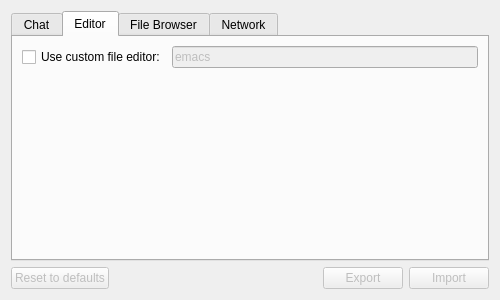
Old version of the form gui/src/SettingsDialog.ui in the repository ctaggart/octave.
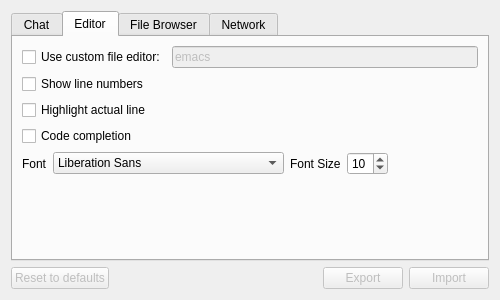
New version of the form. The open tabs and pages were chosen to show the change.

Commit message: included some editor setting into the setting dialog

The edit to the form file:
```diff
--- a/gui/src/SettingsDialog.ui
+++ b/gui/src/SettingsDialog.ui
@@ -125,28 +125,7 @@
        <string>Editor</string>
       </attribute>
       <layout class="QGridLayout" name="gridLayout">
-       <item row="0" column="0">
-        <layout class="QHBoxLayout" name="horizontalLayout_3">
-         <item>
-          <widget class="QCheckBox" name="useCustomFileEditor">
-           <property name="text">
-            <string>Use custom file editor:</string>
-           </property>
-          </widget>
-         </item>
-         <item>
-          <widget class="QLineEdit" name="customFileEditor">
-           <property name="enabled">
-            <bool>false</bool>
-           </property>
-           <property name="text">
-            <string>emacs</string>
-           </property>
-          </widget>
-         </item>
-        </layout>
-       </item>
-       <item row="1" column="0">
+       <item row="3" column="0">
         <spacer name="verticalSpacer">
          <property name="orientation">
           <enum>Qt::Vertical</enum>
@@ -159,6 +138,124 @@
          </property>
         </spacer>
        </item>
+       <item row="1" column="0">
+        <layout class="QVBoxLayout" name="verticalLayout_7">
+         <item>
+          <layout class="QHBoxLayout" name="horizontalLayout_3">
+           <item>
+            <widget class="QCheckBox" name="useCustomFileEditor">
+             <property name="enabled">
+              <bool>true</bool>
+             </property>
+             <property name="text">
+              <string>Use custom file editor:</string>
+             </property>
+            </widget>
+           </item>
+           <item>
+            <widget class="QLineEdit" name="customFileEditor">
+             <property name="enabled">
+              <bool>false</bool>
+             </property>
+             <property name="text">
+              <string>emacs</string>
+             </property>
+            </widget>
+           </item>
+          </layout>
+         </item>
+         <item>
+          <widget class="QCheckBox" name="editor_showLineNumbers">
+           <property name="enabled">
+            <bool>true</bool>
+           </property>
+           <property name="text">
+            <string>Show line numbers</string>
+           </property>
+           <property name="checked">
+            <bool>false</bool>
+           </property>
+          </widget>
+         </item>
+         <item>
+          <widget class="QCheckBox" name="editor_highlightActualLine">
+           <property name="enabled">
+            <bool>true</bool>
+           </property>
+           <property name="text">
+            <string>Highlight actual line</string>
+           </property>
+           <property name="checked">
+            <bool>false</bool>
+           </property>
+          </widget>
+         </item>
+         <item>
+          <widget class="QCheckBox" name="editor_codeCompletion">
+           <property name="enabled">
+            <bool>true</bool>
+           </property>
+           <property name="text">
+            <string>Code completion</string>
+           </property>
+           <property name="checked">
+            <bool>false</bool>
+           </property>
+          </widget>
+         </item>
+        </layout>
+       </item>
+       <item row="2" column="0">
+        <layout class="QHBoxLayout" name="horizontalLayout_4">
+         <item>
+          <widget class="QLabel" name="label_8">
+           <property name="text">
+            <string>Font</string>
+           </property>
+          </widget>
+         </item>
+         <item>
+          <widget class="QFontComboBox" name="editor_fontName">
+           <property name="editable">
+            <bool>false</bool>
+           </property>
+          </widget>
+         </item>
+         <item>
+          <widget class="QLabel" name="label_9">
+           <property name="text">
+            <string>Font Size</string>
+           </property>
+          </widget>
+         </item>
+         <item>
+          <widget class="QSpinBox" name="editor_fontSize">
+           <property name="minimum">
+            <number>2</number>
+           </property>
+           <property name="maximum">
+            <number>96</number>
+           </property>
+           <property name="value">
+            <number>10</number>
+           </property>
+          </widget>
+         </item>
+         <item>
+          <spacer name="horizontalSpacer_4">
+           <property name="orientation">
+            <enum>Qt::Horizontal</enum>
+           </property>
+           <property name="sizeHint" stdset="0">
+            <size>
+             <width>40</width>
+             <height>20</height>
+            </size>
+           </property>
+          </spacer>
+         </item>
+        </layout>
+       </item>
       </layout>
      </widget>
      <widget class="QWidget" name="tab_2">
```
Left out of the diff: 82 changed lines with no effect on the pictures. The commit also changes 3 other files.
